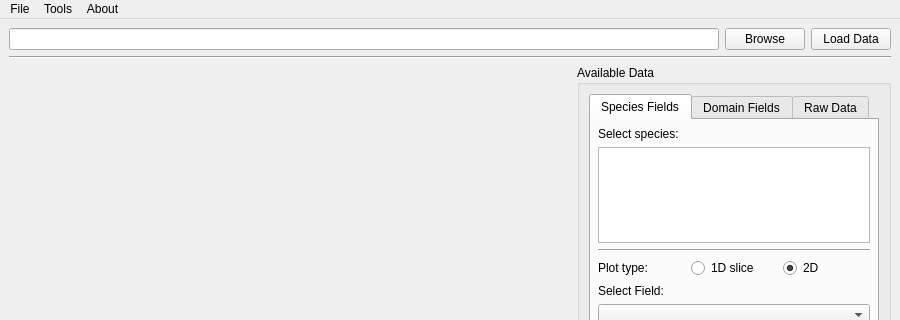
Old version of the form VisualPIC/Views/DataVisualizerGUI.ui in the repository AngelFP/VisualPIC; both pictures show x 0 to 900 and y 0 to 320 of the 900 by 619 pixel window.
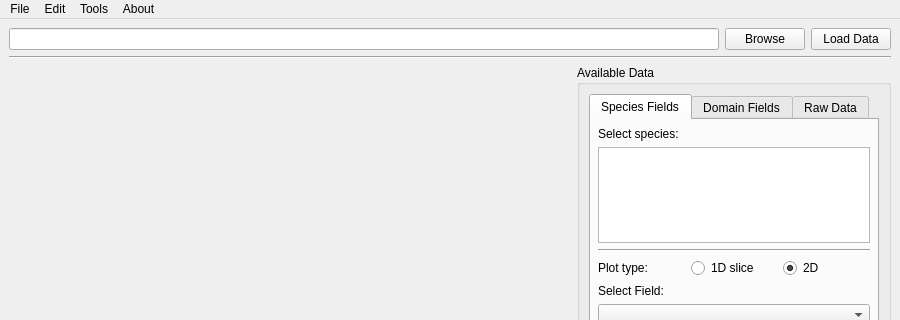
New version of the form. Icons and pictures are not drawn.

Commit message: Added Simulation Parameters Window.

What changed in the file:
```diff
--- a/VisualPIC/Views/DataVisualizerGUI.ui
+++ b/VisualPIC/Views/DataVisualizerGUI.ui
@@ -836,7 +836,14 @@
     </property>
     <addaction name="actionAbout"/>
    </widget>
+   <widget class="QMenu" name="menuEdit">
+    <property name="title">
+     <string>Edit</string>
+    </property>
+    <addaction name="actionSimulation_parameters"/>
+   </widget>
    <addaction name="menuFile"/>
+   <addaction name="menuEdit"/>
    <addaction name="menuTools"/>
    <addaction name="menuAbout"/>
   </widget>
```
Left out of the diff: 5 changed lines with no effect on the pictures. The commit also changes 4 other files.
